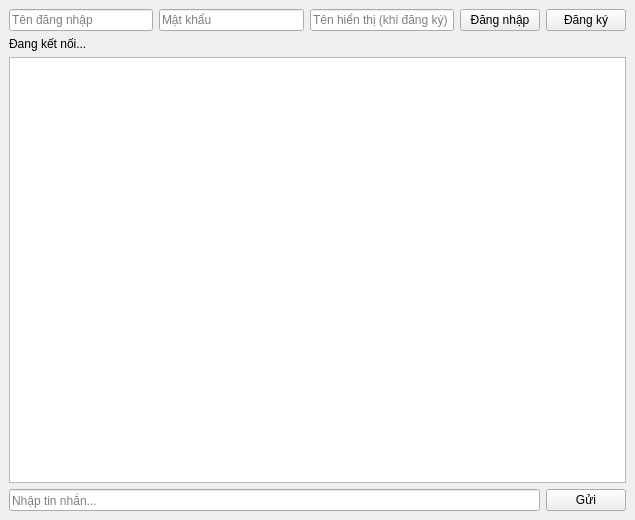
This is Code/Chatties/mainwindow.ui in Khoi2310/App_Chatties as Qt 5 draws it before an edit. The edited form follows.
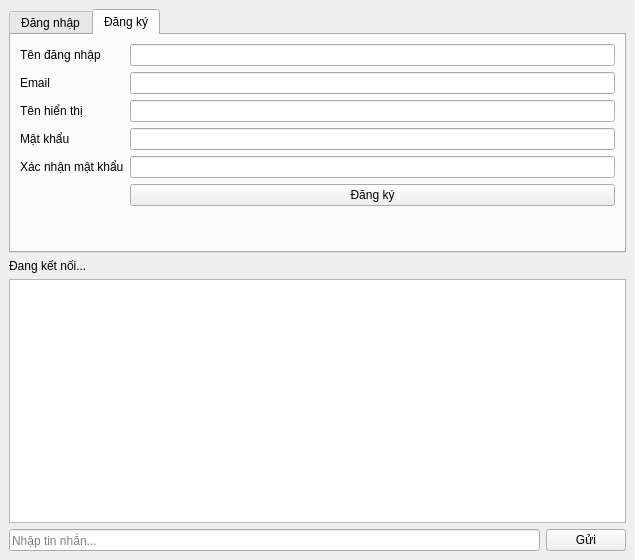
This is the edited form. The open tabs and pages were chosen to show the change.

What changed in the file:
```diff
--- a/Code/Chatties/mainwindow.ui
+++ b/Code/Chatties/mainwindow.ui
@@ -7,7 +7,7 @@
     <x>0</x>
     <y>0</y>
     <width>635</width>
-    <height>520</height>
+    <height>560</height>
    </rect>
   </property>
   <property name="windowTitle">
@@ -16,39 +16,112 @@
   <widget class="QWidget" name="centralwidget">
    <layout class="QVBoxLayout" name="verticalLayout_2">
     <item>
-     <layout class="QHBoxLayout" name="authLayout">
-      <item>
-       <widget class="QLineEdit" name="usernameField">
-        <property name="placeholderText">
+     <widget class="QTabWidget" name="authTabs">
+      <property name="currentIndex">
+       <number>0</number>
+      </property>
+      <widget class="QWidget" name="loginTab">
+       <attribute name="title">
+        <string>Đăng nhập</string>
+       </attribute>
+       <layout class="QFormLayout" name="loginLayout">
+        <item row="0" column="0">
+         <widget class="QLabel" name="loginUsernameLabel">
+          <property name="text">
          <string>Tên đăng nhập</string>
         </property>
        </widget>
       </item>
-      <item>
-       <widget class="QLineEdit" name="passwordField">
+        <item row="0" column="1">
+         <widget class="QLineEdit" name="loginUsernameField"/>
+        </item>
+        <item row="1" column="0">
+         <widget class="QLabel" name="loginPasswordLabel">
+          <property name="text">
+           <string>Mật khẩu</string>
+          </property>
+         </widget>
+        </item>
+        <item row="1" column="1">
+         <widget class="QLineEdit" name="loginPasswordField">
         <property name="echoMode">
          <enum>QLineEdit::Password</enum>
         </property>
-        <property name="placeholderText">
-         <string>Mật khẩu</string>
-        </property>
-       </widget>
-      </item>
-      <item>
-       <widget class="QLineEdit" name="displayNameField">
-        <property name="placeholderText">
-         <string>Tên hiển thị (khi đăng ký)</string>
-        </property>
-       </widget>
-      </item>
-      <item>
+         </widget>
+        </item>
+        <item row="2" column="1">
        <widget class="QPushButton" name="loginButton">
         <property name="text">
          <string>Đăng nhập</string>
         </property>
        </widget>
       </item>
-      <item>
+       </layout>
+      </widget>
+      <widget class="QWidget" name="registerTab">
+       <attribute name="title">
+        <string>Đăng ký</string>
+       </attribute>
+       <layout class="QFormLayout" name="registerLayout">
+        <item row="0" column="0">
+         <widget class="QLabel" name="regUsernameLabel">
+          <property name="text">
+           <string>Tên đăng nhập</string>
+          </property>
+         </widget>
+        </item>
+        <item row="0" column="1">
+         <widget class="QLineEdit" name="regUsernameField"/>
+        </item>
+        <item row="1" column="0">
+         <widget class="QLabel" name="regEmailLabel">
+          <property name="text">
+           <string>Email</string>
+          </property>
+         </widget>
+        </item>
+        <item row="1" column="1">
+         <widget class="QLineEdit" name="regEmailField"/>
+        </item>
+        <item row="2" column="0">
+         <widget class="QLabel" name="regDisplayNameLabel">
+          <property name="text">
+           <string>Tên hiển thị</string>
+          </property>
+         </widget>
+        </item>
+        <item row="2" column="1">
+         <widget class="QLineEdit" name="regDisplayNameField"/>
+        </item>
+        <item row="3" column="0">
+         <widget class="QLabel" name="regPasswordLabel">
+          <property name="text">
+           <string>Mật khẩu</string>
+          </property>
+         </widget>
+        </item>
+        <item row="3" column="1">
+         <widget class="QLineEdit" name="regPasswordField">
+          <property name="echoMode">
+           <enum>QLineEdit::Password</enum>
+          </property>
+         </widget>
+        </item>
+        <item row="4" column="0">
+         <widget class="QLabel" name="regConfirmPasswordLabel">
+          <property name="text">
+           <string>Xác nhận mật khẩu</string>
+          </property>
+         </widget>
+        </item>
+        <item row="4" column="1">
+         <widget class="QLineEdit" name="regConfirmPasswordField">
+          <property name="echoMode">
+           <enum>QLineEdit::Password</enum>
+          </property>
+         </widget>
+        </item>
+        <item row="5" column="1">
        <widget class="QPushButton" name="registerButton">
         <property name="text">
          <string>Đăng ký</string>
@@ -56,6 +129,8 @@
        </widget>
       </item>
      </layout>
+      </widget>
+     </widget>
     </item>
     <item>
      <widget class="QLabel" name="statusLabel">
```
Lines whose indentation alone changed are shown as unchanged.
